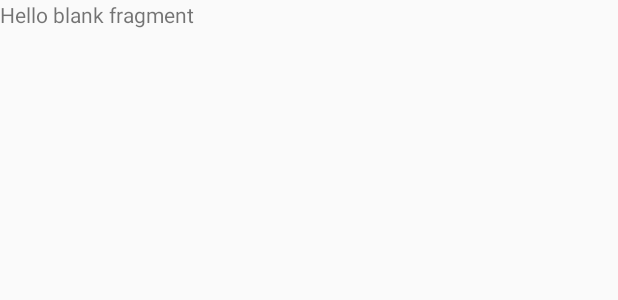
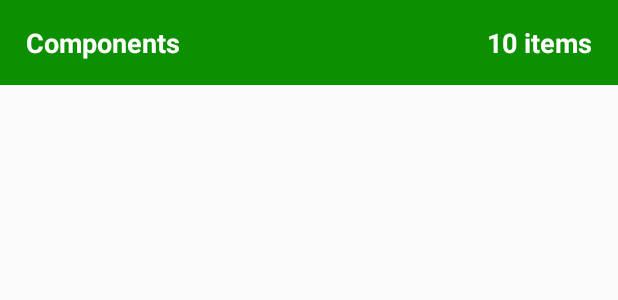
Before and after one commit to PieterAp/TeSP-PSI-PL2-07---App-Android, an Android app: the layout fragment_category_child_item.xml on its own in the app's theme, with its tools: preview values and no code run, on a phone screen of 412 x 824 dp. Shown: the top 300 px of the screen. Run offline under Robolectric (Android 15) with nearby library versions, the light colour scheme and no system bars; network calls fail.

Commit message:
Categorias Child completed (not showing products yet)

```diff
--- a/FixByte/app/src/main/res/layout/fragment_category_child_item.xml
+++ b/FixByte/app/src/main/res/layout/fragment_category_child_item.xml
@@ -1,14 +1,62 @@
 <?xml version="1.0" encoding="utf-8"?>
-<FrameLayout xmlns:android="http://schemas.android.com/apk/res/android"
+<LinearLayout xmlns:android="http://schemas.android.com/apk/res/android"
+    xmlns:app="http://schemas.android.com/apk/res-auto"
     xmlns:tools="http://schemas.android.com/tools"
     android:layout_width="match_parent"
     android:layout_height="match_parent"
-    tools:context=".CategoryChildItemFragment">
+    android:weightSum="3">
 
-    <!-- TODO: Update blank fragment layout -->
-    <TextView
+    <LinearLayout
         android:layout_width="match_parent"
-        android:layout_height="match_parent"
-        android:text="@string/hello_blank_fragment" />
+        android:layout_height="wrap_content"
+        android:layout_weight="3"
+        android:background="#15ff00"
+        android:orientation="vertical">
 
-</FrameLayout>
+        <LinearLayout
+            android:layout_width="match_parent"
+            android:layout_height="match_parent"
+            android:layout_weight="3"
+            android:background="#6F000000"
+            android:orientation="vertical"
+            android:paddingLeft="26px"
+            android:paddingTop="@dimen/activity_register_vertical_margin"
+            android:paddingRight="26px"
+            android:paddingBottom="@dimen/activity_register_vertical_margin"
+            android:tint="#6F000000"
+            android:weightSum="2">
+
+            <LinearLayout
+                android:layout_width="match_parent"
+                android:layout_height="wrap_content"
+                android:layout_weight="1"
+                android:gravity="center_vertical"
+                android:orientation="horizontal"
+                android:weightSum="2">
+
+                <TextView
+                    android:id="@+id/textViewNomeCategoriaChild"
+                    android:layout_width="wrap_content"
+                    android:layout_height="wrap_content"
+                    android:layout_weight="1"
+                    android:text="Components"
+                    android:textColor="@android:color/white"
+                    android:textSize="18sp"
+                    android:textStyle="bold" />
+
+                <TextView
+                    android:id="@+id/textViewProdutoQnt"
+                    android:layout_width="wrap_content"
+                    android:layout_height="wrap_content"
+                    android:layout_weight="1"
+                    android:text="10 items"
+                    android:textAlignment="textEnd"
+                    android:textColor="@android:color/white"
+                    android:textSize="18sp"
+                    android:textStyle="bold" />
+            </LinearLayout>
+
+        </LinearLayout>
+    </LinearLayout>
+
+</LinearLayout>
```
Also changed, not shown: FixByte/app/src/main/java/pt/ipleiria/estg/dei/amsi/fixbyte/CategoriesChildFragment.java (added, +138 -0 lines), FixByte/app/src/main/java/pt/ipleiria/estg/dei/amsi/fixbyte/CategoryChildItemFragment.java (deleted, +0 -108 lines), FixByte/app/src/main/java/pt/ipleiria/estg/dei/amsi/fixbyte/CategoryChildListFragment.java (deleted, +0 -108 lines), FixByte/app/src/main/java/pt/ipleiria/estg/dei/amsi/fixbyte/adaptadores/ListaCategoriaChildAdaptador.java (added, +90 -0 lines), FixByte/app/src/main/res/layout/fragment_category_child_list.xml (+23 -5 lines).
